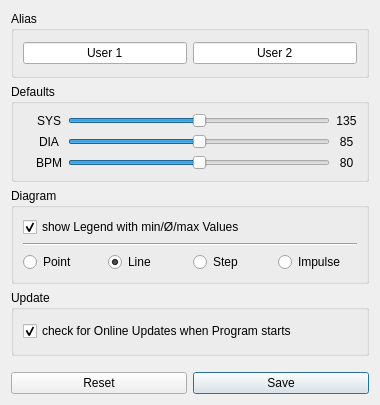
First picture: the form in res/ui/setup.ui, repository LazyT/obpm, before the edit.
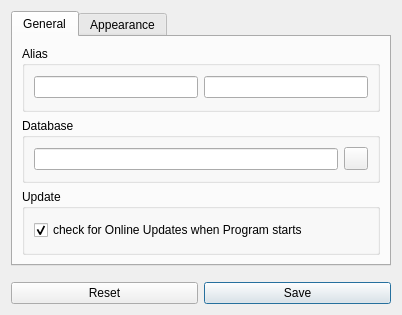
Second picture: the form after the edit. Icons and pictures are not drawn.

Commit message: selectable database location

```diff
--- a/res/ui/setup.ui
+++ b/res/ui/setup.ui
@@ -6,8 +6,8 @@
    <rect>
     <x>0</x>
     <y>0</y>
-    <width>380</width>
-    <height>405</height>
+    <width>402</width>
+    <height>315</height>
    </rect>
   </property>
   <property name="windowTitle">
@@ -22,6 +22,17 @@
   </property>
   <layout class="QVBoxLayout" name="verticalLayout">
    <item>
+    <widget class="QTabWidget" name="tabWidget">
+     <widget class="QWidget" name="tab_1">
+      <attribute name="icon">
+       <iconset resource="../obpm.qrc">
+        <normaloff>:/png/png/general.png</normaloff>:/png/png/general.png</iconset>
+      </attribute>
+      <attribute name="title">
+       <string>General</string>
+      </attribute>
+      <layout class="QVBoxLayout" name="verticalLayout_4">
+       <item>
     <widget class="QGroupBox" name="groupBox_3">
      <property name="title">
       <string>Alias</string>
@@ -33,7 +44,7 @@
          <string>enter name for user 1</string>
         </property>
         <property name="text">
-         <string>User 1</string>
+             <string/>
         </property>
         <property name="alignment">
          <set>Qt::AlignCenter</set>
@@ -46,7 +57,7 @@
          <string>enter name for user 2</string>
         </property>
         <property name="text">
-         <string>User 2</string>
+             <string/>
         </property>
         <property name="alignment">
          <set>Qt::AlignCenter</set>
@@ -56,6 +67,79 @@
      </layout>
     </widget>
    </item>
+       <item>
+        <widget class="QGroupBox" name="groupBox_4">
+         <property name="title">
+          <string>Database</string>
+         </property>
+         <layout class="QHBoxLayout" name="horizontalLayout_5">
+          <item>
+           <widget class="QLineEdit" name="lineEdit_db">
+            <property name="toolTip">
+             <string>current database location</string>
+            </property>
+            <property name="alignment">
+             <set>Qt::AlignCenter</set>
+            </property>
+            <property name="readOnly">
+             <bool>true</bool>
+            </property>
+           </widget>
+          </item>
+          <item>
+           <widget class="QToolButton" name="toolButton_db">
+            <property name="toolTip">
+             <string>choose database location</string>
+            </property>
+            <property name="text">
+             <string/>
+            </property>
+            <property name="icon">
+             <iconset resource="../obpm.qrc">
+              <normaloff>:/png/png/folder.png</normaloff>:/png/png/folder.png</iconset>
+            </property>
+           </widget>
+          </item>
+         </layout>
+        </widget>
+       </item>
+       <item>
+        <widget class="QGroupBox" name="groupBox">
+         <property name="title">
+          <string>Update</string>
+         </property>
+         <layout class="QHBoxLayout" name="horizontalLayout_3">
+          <item>
+           <widget class="QCheckBox" name="checkBox_update">
+            <property name="toolTip">
+             <string>online update on/off</string>
+            </property>
+            <property name="text">
+             <string>check for Online Updates when Program starts</string>
+            </property>
+            <property name="icon">
+             <iconset resource="../obpm.qrc">
+              <normaloff>:/png/png/work.png</normaloff>:/png/png/work.png</iconset>
+            </property>
+            <property name="checked">
+             <bool>true</bool>
+            </property>
+           </widget>
+          </item>
+         </layout>
+        </widget>
+       </item>
+      </layout>
+     </widget>
+     <widget class="QWidget" name="tab_2">
+      <attribute name="icon">
+       <iconset resource="../obpm.qrc">
+        <normaloff>:/png/png/appearance.png</normaloff>:/png/png/appearance.png</iconset>
+      </attribute>
+      <attribute name="title">
+       <string>Appearance</string>
+      </attribute>
+      <layout class="QVBoxLayout" name="verticalLayout_5">
    <item>
     <widget class="QGroupBox" name="groupBox_1">
      <property name="title">
@@ -251,15 +335,11 @@
         </property>
        </widget>
       </item>
-      <item>
-       <widget class="Line" name="line">
-        <property name="orientation">
-         <enum>Qt::Horizontal</enum>
-        </property>
-       </widget>
-      </item>
       <item>
        <layout class="QHBoxLayout" name="horizontalLayout">
+            <property name="topMargin">
+             <number>9</number>
+            </property>
         <item>
          <widget class="QRadioButton" name="radioButton_point">
           <property name="toolTip">
@@ -324,30 +404,8 @@
      </layout>
     </widget>
    </item>
-   <item>
-    <widget class="QGroupBox" name="groupBox">
-     <property name="title">
-      <string>Update</string>
-     </property>
-     <layout class="QHBoxLayout" name="horizontalLayout_3">
-      <item>
-       <widget class="QCheckBox" name="checkBox_update">
-        <property name="toolTip">
-         <string>online update on/off</string>
-        </property>
-        <property name="text">
-         <string>check for Online Updates when Program starts</string>
-        </property>
-        <property name="icon">
-         <iconset resource="../obpm.qrc">
-          <normaloff>:/png/png/work.png</normaloff>:/png/png/work.png</iconset>
-        </property>
-        <property name="checked">
-         <bool>true</bool>
-        </property>
-       </widget>
-      </item>
-     </layout>
+      </layout>
+     </widget>
     </widget>
    </item>
    <item>
```
Lines whose indentation alone changed are shown as unchanged. The commit also changes 14 other files.
